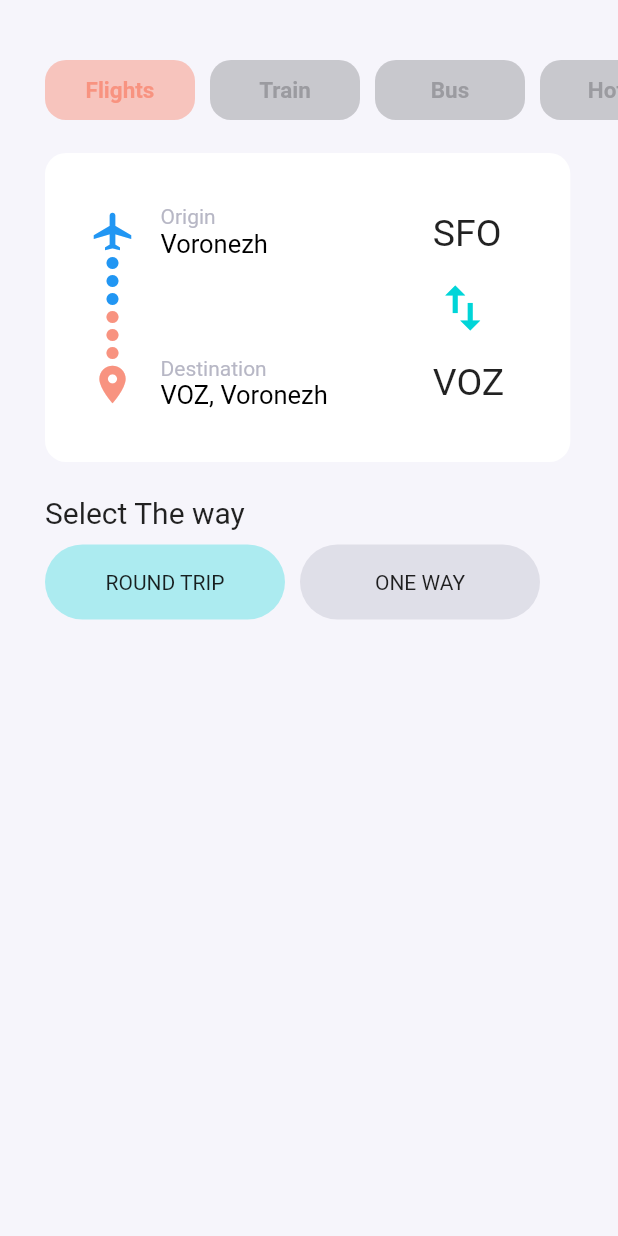
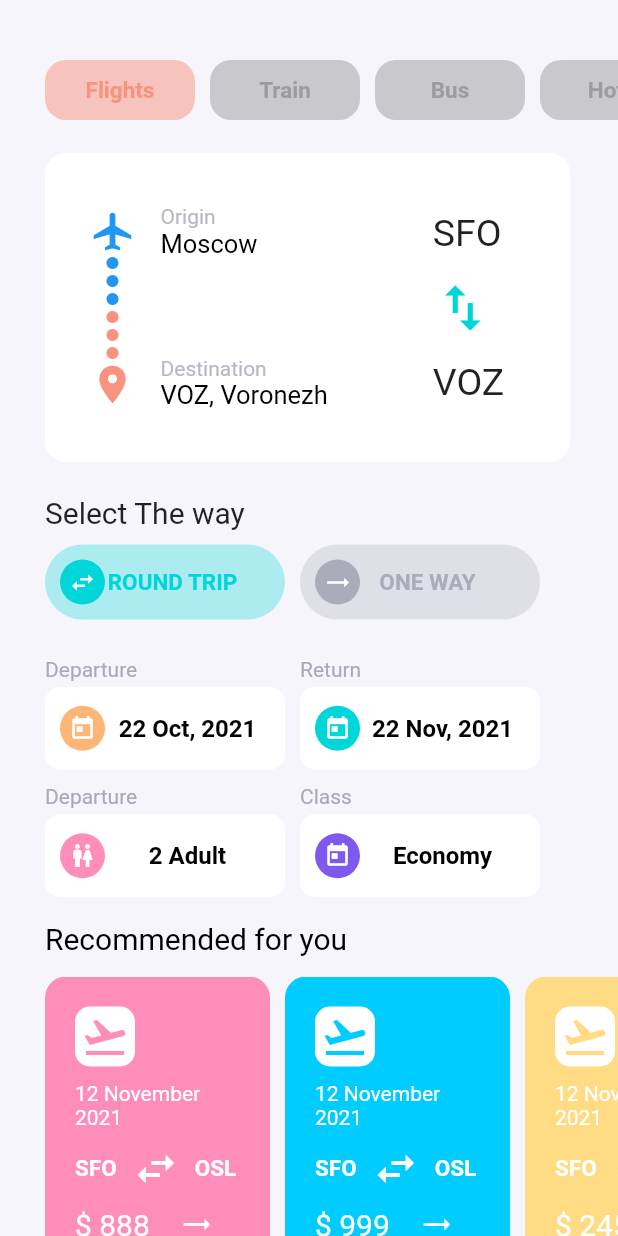
Before and after one commit to kitavrus/flutter_layout1, a Flutter app: the screen it shows after launch, on a phone screen of 412 x 824 dp. Run offline on Flutter 3.47's test engine with Material 2 defaults, Android fonts, the phone set to English and light mode, and no system bars; our stand-ins replace get, line_icons; missing offline and left inert: coolicons.

Commit message:
end home page Airplane ticket reservation

```diff
--- /dev/null
+++ b/lib/i04_airplane_ticket_reservation_app/ui/airplane_ticket_reservarion_detail_page.dart
@@ -0,0 +1,21 @@
+import 'package:flutter/material.dart';
+
+class AirplaneTicketReservationDetailPage extends StatelessWidget {
+  const AirplaneTicketReservationDetailPage({Key? key}) : super(key: key);
+
+  @override
+  Widget build(BuildContext context) {
+    return Scaffold(
+      backgroundColor: const Color(0xFFFf6f5fb),
+      appBar: AppBar(
+        elevation: 0,
+        backgroundColor: const Color(0xFFFf6f5fb),
+        foregroundColor: Colors.black,
+      ),
+      body: Container(
+        alignment: Alignment.center,
+        child: const Text('DETAIL PAGE', style: TextStyle(fontSize: 25)),
+      ),
+    );
+  }
+}
--- a/lib/i04_airplane_ticket_reservation_app/ui/airplane_ticket_reservation_home_page.dart
+++ b/lib/i04_airplane_ticket_reservation_app/ui/airplane_ticket_reservation_home_page.dart
@@ -1,6 +1,8 @@
 import 'package:flutter/material.dart';
 import 'package:flutter_layout1/i04_airplane_ticket_reservation_app/ui/widgets/destination_box.dart';
 import 'package:flutter_layout1/i04_airplane_ticket_reservation_app/ui/widgets/options.dart';
+import 'package:flutter_layout1/i04_airplane_ticket_reservation_app/ui/widgets/options_select.dart';
+import 'package:flutter_layout1/i04_airplane_ticket_reservation_app/ui/widgets/recommentation.dart';
 import 'package:flutter_layout1/i04_airplane_ticket_reservation_app/ui/widgets/select_way.dart';
 
 class AirplaneTicketReservationHomePage extends StatelessWidget {
@@ -27,6 +29,10 @@ class AirplaneTicketReservationHomePage extends StatelessWidget {
                 DestinationBox(),
                 SizedBox(height: 22),
                 SelectWay(),
+                SizedBox(height: 25),
+                OptionsSelect(),
+                SizedBox(height: 16),
+                Recommendation(),
               ],
             ),
           ),
--- a/lib/i04_airplane_ticket_reservation_app/ui/widgets/destination_box.dart
+++ b/lib/i04_airplane_ticket_reservation_app/ui/widgets/destination_box.dart
@@ -96,7 +96,7 @@ Widget _originAndDestination() => Column(
               ),
             ),
             TextSpan(
-                text: 'Voronezh',
+                text: 'Moscow',
                 style: TextStyle(
                   fontSize: 17,
                   color: Colors.black,
--- a/lib/i04_airplane_ticket_reservation_app/ui/widgets/options.dart
+++ b/lib/i04_airplane_ticket_reservation_app/ui/widgets/options.dart
@@ -6,7 +6,7 @@ class Options extends StatelessWidget {
 
   @override
   Widget build(BuildContext context) {
-    return Container(
+    return SizedBox(
       height: 40,
       child: ListView(
         scrollDirection: Axis.horizontal,
--- /dev/null
+++ b/lib/i04_airplane_ticket_reservation_app/ui/widgets/options_select.dart
@@ -0,0 +1,49 @@
+import 'package:flutter/material.dart';
+import 'package:flutter_layout1/i04_airplane_ticket_reservation_app/ui/widgets/passengers_btn.dart';
+
+class OptionsSelect extends StatelessWidget {
+  const OptionsSelect({Key? key}) : super(key: key);
+
+  @override
+  Widget build(BuildContext context) => Column(
+        children: [
+          Row(
+            children: [
+              PassengersBtn(
+                onTap: () {},
+                title: 'Departure',
+                label: '22 Oct, 2021',
+                color: const Color(0xFFFFeb578),
+                icon: Icons.today,
+              ),
+              PassengersBtn(
+                onTap: () {},
+                title: 'Return',
+                label: '22 Nov, 2021',
+                color: const Color(0xFFFF00d5d8),
+                icon: Icons.today,
+              ),
+            ],
+          ),
+          const SizedBox(height: 10),
+          Row(
+            children: [
+              PassengersBtn(
+                onTap: () {},
+                title: 'Departure',
+                label: '2 Adult',
+                color: const Color(0xFFFFe8db9),
+                icon: Icons.wc,
+              ),
+              PassengersBtn(
+                onTap: () {},
+                title: 'Class',
+                label: 'Economy',
+                color: const Color(0xFFFF7d59ee),
+                icon: Icons.today,
+              ),
+            ],
+          ),
+        ],
+      );
+}
--- /dev/null
+++ b/lib/i04_airplane_ticket_reservation_app/ui/widgets/passengers_btn.dart
@@ -0,0 +1,119 @@
+import 'package:flutter/material.dart';
+
+class PassengersBtn extends StatelessWidget {
+  final GestureTapCallback onTap;
+  final String label;
+  final String title;
+  final Color color;
+  final IconData icon;
+
+  const PassengersBtn({
+    required this.onTap,
+    required this.label,
+    required this.title,
+    required this.color,
+    required this.icon,
+    Key? key,
+  }) : super(key: key);
+
+  @override
+  Widget build(BuildContext context) {
+    final _borderRadius = BorderRadius.circular(10);
+    // TODO Не появлялся splash эфект, он был какбы под кнопкой
+    return Padding(
+      padding: const EdgeInsets.only(right: 10.0),
+      child: Column(
+        crossAxisAlignment: CrossAxisAlignment.start,
+        children: [
+          Text(
+            title,
+            style: const TextStyle(
+              color: Color(0xFFFa9a9ba),
+            ),
+          ),
+          const SizedBox(height: 4),
+          Stack(
+            children: [
+              Details(
+                  borderRadius: _borderRadius,
+                  color: color,
+                  icon: icon,
+                  label: label),
+              Positioned.fill(
+                child: Material(
+                  color: Colors.transparent,
+                  child: InkWell(
+                    onTap: onTap,
+                    borderRadius: _borderRadius,
+                    highlightColor: Colors.transparent,
+                  ),
+                ),
+              ),
+            ],
+          ),
+        ],
+      ),
+    );
+  }
+}
+
+class Details extends StatelessWidget {
+  const Details({
+    Key? key,
+    required BorderRadius borderRadius,
+    required this.color,
+    required this.icon,
+    required this.label,
+  })  : _borderRadius = borderRadius,
+        super(key: key);
+
+  final BorderRadius _borderRadius;
+  final Color color;
+  final IconData icon;
+  final String label;
+
+  @override
+  Widget build(BuildContext context) {
+    return Container(
+      alignment: Alignment.center,
+      height: 55,
+      width: 160,
+      decoration: BoxDecoration(
+        borderRadius: _borderRadius,
+        color: Colors.white,
+      ),
+      child: Row(
+        children: [
+          const SizedBox(width: 10),
+          Container(
+            height: 30,
+            width: 30,
+            decoration: BoxDecoration(
+              color: color,
+              shape: BoxShape.circle,
+            ),
+            child: Icon(
+              icon,
+              color: Colors.white,
+              size: 18,
+            ),
+          ),
+          const SizedBox(width: 5),
+          Container(
+            alignment: Alignment.center,
+            width: 100,
+            child: Text(
+              label,
+              textAlign: TextAlign.center,
+              style: const TextStyle(
+                color: Colors.black,
+                fontWeight: FontWeight.bold,
+                fontSize: 16,
+              ),
+            ),
+          ),
+        ],
+      ),
+    );
+  }
+}
--- /dev/null
+++ b/lib/i04_airplane_ticket_reservation_app/ui/widgets/recommendation_item.dart
@@ -0,0 +1,102 @@
+import 'package:flutter/material.dart';
+import 'package:flutter_layout1/i04_airplane_ticket_reservation_app/ui/airplane_ticket_reservarion_detail_page.dart';
+import 'package:intl/intl.dart';
+
+class RecommendationItem extends StatelessWidget {
+  final String title;
+  final String price;
+  final Color color;
+
+  const RecommendationItem({
+    required this.title,
+    required this.price,
+    required this.color,
+    Key? key,
+  }) : super(key: key);
+
+  @override
+  Widget build(BuildContext context) {
+    return GestureDetector(
+      onTap: () {
+        Navigator.of(context).push(
+          MaterialPageRoute(
+            builder: (context) => const AirplaneTicketReservationDetailPage(),
+          ),
+        );
+      },
+      child: Container(
+        height: 180,
+        width: 150,
+        padding: const EdgeInsets.symmetric(horizontal: 20, vertical: 20),
+        margin: const EdgeInsets.only(right: 10),
+        decoration: BoxDecoration(
+          color: color,
+          borderRadius: BorderRadius.circular(14),
+        ),
+        child: Column(
+          crossAxisAlignment: CrossAxisAlignment.start,
+          children: [
+            _icon(color),
+            const SizedBox(height: 10),
+            Text(
+              // '22 November 2021',
+              DateFormat('d MMMM y').format(DateTime.now()).toString(),
+              style: const TextStyle(color: Colors.white),
+            ),
+            const SizedBox(height: 10),
+            _destination(),
+            const SizedBox(height: 10),
+            _price(price),
+          ],
+        ),
+      ),
+    );
+  }
+}
+
+Widget _price(String price) => Row(
+      children: [
+        Text(
+          price,
+          style: const TextStyle(color: Colors.white, fontSize: 20),
+        ),
+        const SizedBox(width: 20),
+        const Icon(
+          Icons.trending_flat,
+          size: 22,
+          color: Colors.white,
+        ),
+      ],
+    );
+
+Widget _destination() => Row(
+      children: const [
+        Text(
+          'SFO',
+          style: TextStyle(
+              color: Colors.white, fontWeight: FontWeight.bold, fontSize: 15),
+        ),
+        SizedBox(width: 10),
+        Icon(Icons.swap_horiz, size: 32, color: Colors.white),
+        SizedBox(width: 10),
+        Text(
+          'OSL',
+          style: TextStyle(
+              color: Colors.white, fontWeight: FontWeight.bold, fontSize: 15),
+        ),
+      ],
+    );
+
+Widget _icon(Color color) => Container(
+      height: 40,
+      width: 40,
+      decoration: BoxDecoration(
+        color: Colors.white,
+        borderRadius: BorderRadius.circular(10),
+      ),
+      child: Icon(
+        Icons.flight_takeoff,
+        color: color,
+        size: 32,
+      ),
+    );
--- /dev/null
+++ b/lib/i04_airplane_ticket_reservation_app/ui/widgets/recommentation.dart
@@ -0,0 +1,51 @@
+import 'package:flutter/material.dart';
+import 'package:flutter_layout1/i04_airplane_ticket_reservation_app/ui/widgets/recommendation_item.dart';
+
+class Recommendation extends StatelessWidget {
+  const Recommendation({Key? key}) : super(key: key);
+
+  @override
+  Widget build(BuildContext context) {
+    return Column(
+      crossAxisAlignment: CrossAxisAlignment.start,
+      children: [
+        const Text(
+          'Recommended for you',
+          style: TextStyle(
+            color: Colors.black,
+            fontSize: 20,
+          ),
+        ),
+        const SizedBox(height: 14),
+        SizedBox(
+          height: 200,
+          child: ListView(
+            scrollDirection: Axis.horizontal,
+            children: const [
+              RecommendationItem(
+                title: 'nome',
+                price: '\$ 888',
+                color: Color(0xFFFfe8db9),
+              ),
+              RecommendationItem(
+                title: 'nome',
+                price: '\$ 999',
+                color: Color(0xFFF00ccff),
+              ),
+              RecommendationItem(
+                title: 'nome',
+                price: '\$ 2450',
+                color: Color(0xFFFffdb83),
+              ),
+              RecommendationItem(
+                title: 'nome',
+                price: '\$ 99',
+                color: Color(0xFFFaebddd0),
+              ),
+            ],
+          ),
+        ),
+      ],
+    );
+  }
+}
--- a/lib/i04_airplane_ticket_reservation_app/ui/widgets/select_way_btn.dart
+++ b/lib/i04_airplane_ticket_reservation_app/ui/widgets/select_way_btn.dart
@@ -34,7 +34,33 @@ class SelectWayBtn extends StatelessWidget {
             color: color.withOpacity(0.3),
             borderRadius: borderRadius,
           ),
-          child: Text(label), // TODO аналог обернуть с Center
+          child: Row(
+            children: [
+              const SizedBox(width: 10),
+              Container(
+                height: 30,
+                width: 30,
+                decoration: BoxDecoration(
+                  color: color,
+                  shape: BoxShape.circle,
+                  //   borderRadius: BorderRadius.circular(14)
+                ),
+                child: Icon(icon, color: Colors.white, size: 18),
+              ),
+              Container(
+                alignment: Alignment.center,
+                width: 90,
+                child: Text(
+                  label,
+                  style: TextStyle(
+                    color: color,
+                    fontSize: 15,
+                    fontWeight: FontWeight.bold,
+                  ),
+                ),
+              )
+            ],
+          ), // TODO аналог обернуть с Center
         ),
       ),
     );
```
